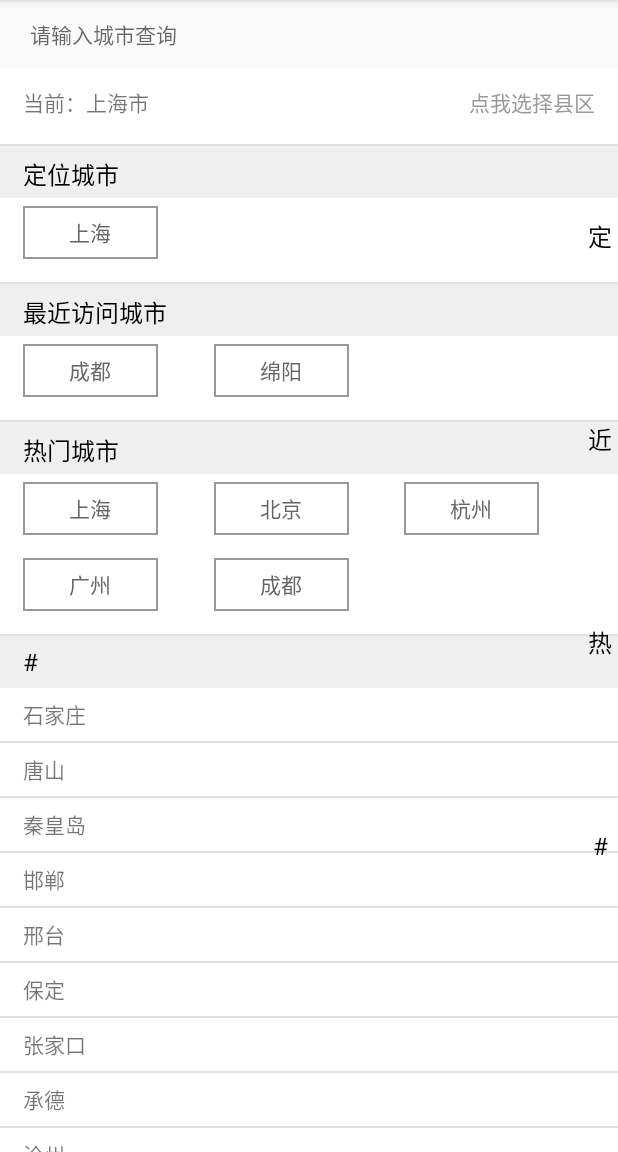
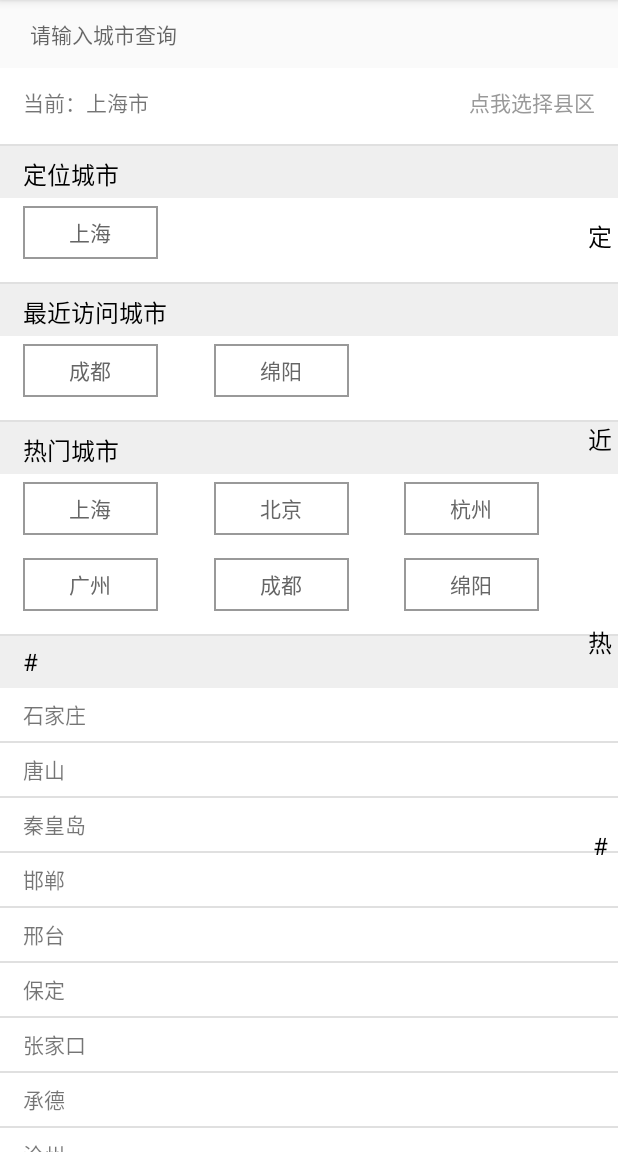
Before and after one commit to liqiang2199/CityChangeList, an Android app: the screen it shows after launch (MeituanSelectCityActivity), on a phone screen of 412 x 824 dp, the part 84-1236 px from its top. Run offline under Robolectric (Android 15) with nearby library versions, the phone set to English and light mode, and no system bars; libraries missing offline, so code that uses them is left out: com.github.stuxuhai.jpinyin; 8 statements that could not run were skipped.

Commit message:
增加一个热门城市

```diff
--- a/app/src/main/java/com/empty/citylistchange/MeituanSelectCityActivity.java
+++ b/app/src/main/java/com/empty/citylistchange/MeituanSelectCityActivity.java
@@ -269,6 +269,7 @@ public class MeituanSelectCityActivity extends AppCompatActivity {
                 hotCitys.add("杭州");
                 hotCitys.add("广州");
                 hotCitys.add("成都");
+                hotCitys.add("绵阳");
                 header3.setCityList(hotCitys);
 
                 mHeaderAdapter.notifyItemRangeChanged(1, 3);
```
